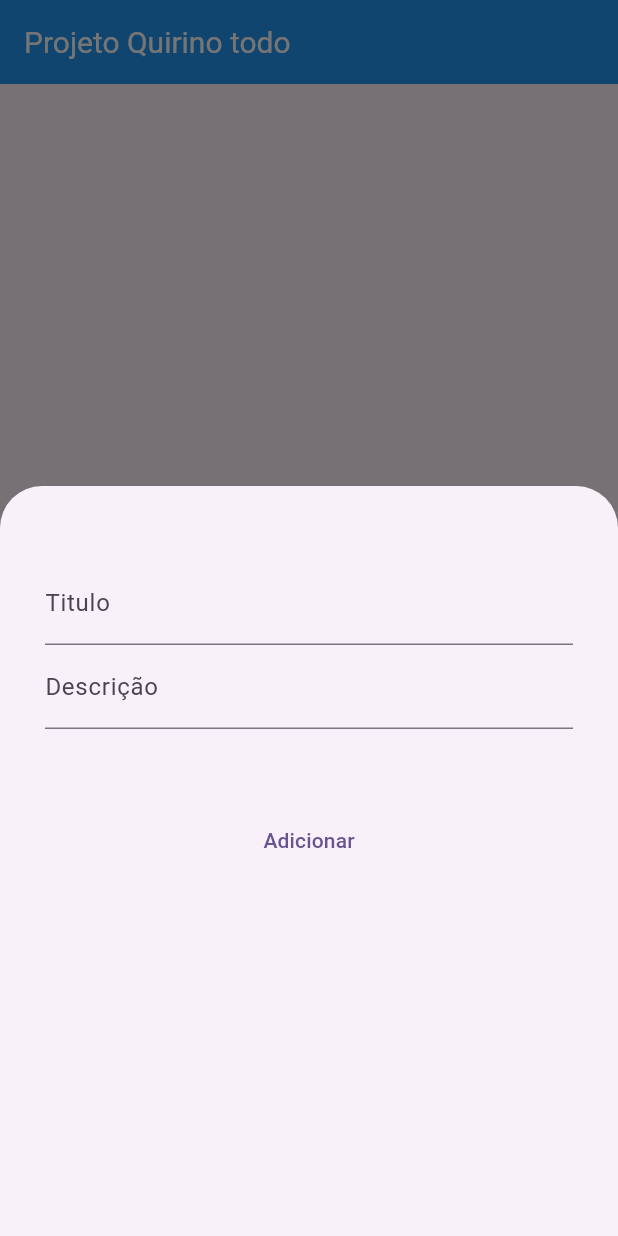
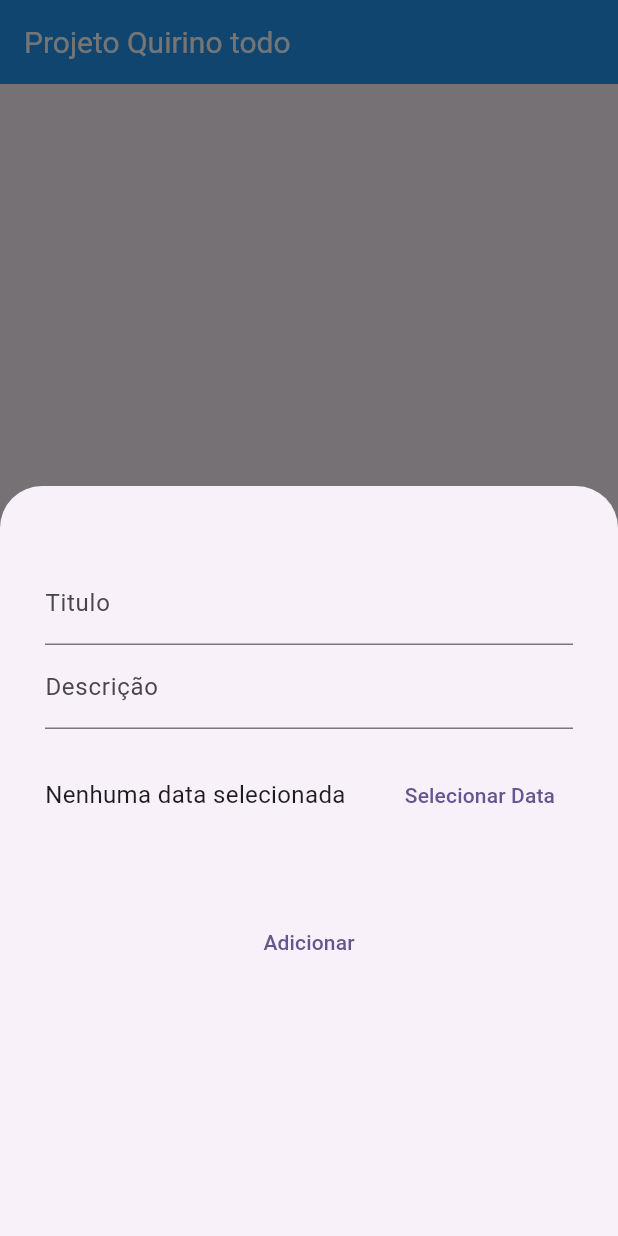
Before and after one commit to LeandroPoletti/ProjetoQuirino-2025, a Flutter app: the screen it shows after launch, after a tap on the "add" icon, on a phone screen of 412 x 824 dp. Run offline on Flutter 3.47's test engine with Material 3 defaults, Android fonts, the phone set to English and light mode, and no system bars.

Commit message:
colocando data da tarefa

```diff
--- a/lib/main.dart
+++ b/lib/main.dart
@@ -1,5 +1,4 @@
 import 'package:flutter/material.dart';
-import 'package:projeto_quirino/entidades/itemTodo.dart';
 import 'package:projeto_quirino/textInput.dart';
 
 void main() {
@@ -9,43 +8,21 @@ void main() {
 class MyApp extends StatelessWidget {
   const MyApp({super.key});
 
-  // This widget is the root of your application.
   @override
   Widget build(BuildContext context) {
     return MaterialApp(
       title: 'Flutter Demo',
       theme: ThemeData(
-          // This is the theme of your application.
-          //
-          // TRY THIS: Try running your application with "flutter run". You'll see
-          // the application has a purple toolbar. Then, without quitting the app,
-          // try changing the seedColor in the colorScheme below to Colors.green
-          // and then invoke "hot reload" (save your changes or press the "hot
-          // reload" button in a Flutter-supported IDE, or press "r" if you used
-          // the command line to start the app).
-          //
-          // Notice that the counter didn't reset back to zero; the application
-          // state is not lost during the reload. To reset the state, use hot
-          // restart instead.
-          //
-          // This works for code too, not just values: Most code changes can be
-          // tested with just a hot reload.
         colorScheme: ColorScheme.fromSeed(seedColor: Colors.deepPurple),
         useMaterial3: true,
       ),
-        home: ListaTodo());
+      home: const ListaTodo(),
+    );
   }
 }
 
-class ListaTodo extends StatefulWidget {
+class ListaTodo extends StatelessWidget {
   const ListaTodo({super.key});
-
-  @override
-  State<ListaTodo> createState() => _ListaTodoState();
-}
-
-class _ListaTodoState extends State<ListaTodo> {
-  List<Itemtodo> itens = [];
 
   @override
   Widget build(BuildContext context) {
@@ -55,27 +32,32 @@ class _ListaTodoState extends State<ListaTodo> {
           showModalBottomSheet(
             context: context,
             isScrollControlled: true,
-              builder: (b) {
+            builder: (context) {
               return Container(
                 height: 500,
-                  decoration:
-                      BoxDecoration(borderRadius: BorderRadius.circular(12)),
-                  padding: EdgeInsets.only(top: 50, left: 30, right: 30),
-                  child: AdicionarItem(),
+                decoration: BoxDecoration(
+                  borderRadius: BorderRadius.circular(12),
+                ),
+                padding: const EdgeInsets.only(top: 50, left: 30, right: 30),
+                child: const AdicionarItem(),
               );
-              });
+            },
+          );
         },
         backgroundColor: Colors.blue,
         elevation: 12,
-        child: Icon(
+        child: const Icon(
           Icons.add,
           color: Colors.white,
         ),
       ),
       appBar: AppBar(
-        title: Text("Projeto Quirino todo"),
+        title: const Text("Projeto Quirino todo"),
         backgroundColor: Colors.blue,
-        titleTextStyle: TextStyle(color: Colors.white, fontSize: 20),
+        titleTextStyle: const TextStyle(color: Colors.white, fontSize: 20),
+      ),
+      body: const Center(
+        child: Text("Nenhuma tarefa adicionada ainda."),
       ),
     );
   }
@@ -91,31 +73,88 @@ class AdicionarItem extends StatefulWidget {
 class _AdicionarItem extends State<AdicionarItem> {
   String titulo = "";
   String descricao = "";
+  DateTime? dataSelecionada; // Variável para armazenar a data selecionada
 
   @override
   Widget build(BuildContext context) {
-    return Column(children: [
+    return Column(
+      children: [
         textInput(
           updateFunction: (s) {
             setState(() {
               titulo = s;
             });
           },
-          textLabel: "Titulo"),
+          textLabel: "Titulo",
+        ),
         textInput(
           updateFunction: (s) {
             setState(() {
               descricao = s;
             });
           },
-          textLabel: "Descrição"),
+          textLabel: "Descrição",
+        ),
         Container(
-          padding: EdgeInsets.only(top: 50),
+          padding: const EdgeInsets.only(top: 20),
+          child: Row(
+            mainAxisAlignment: MainAxisAlignment.spaceBetween,
+            children: [
+              Text(
+                dataSelecionada == null
+                    ? "Nenhuma data selecionada"
+                    : "Data: ${dataSelecionada!.day}/${dataSelecionada!.month}/${dataSelecionada!.year}",
+                style: const TextStyle(fontSize: 16),
+              ),
+              TextButton(
+                onPressed: () async {
+                  DateTime? pickedDate = await showDatePicker(
+                    context: context,
+                    initialDate: DateTime.now(),
+                    firstDate: DateTime(2000),
+                    lastDate: DateTime(2100),
+                  );
+                  if (pickedDate != null) {
+                    setState(() {
+                      dataSelecionada = pickedDate;
+                    });
+                  }
+                },
+                child: const Text("Selecionar Data"),
+              ),
+            ],
+          ),
+        ),
+        Container(
+          padding: const EdgeInsets.only(top: 50),
           child: TextButton(
-            onPressed: () {},
+            onPressed: () {
+              if (titulo.isEmpty || descricao.isEmpty || dataSelecionada == null) {
+                ScaffoldMessenger.of(context).showSnackBar(
+                  const SnackBar(
+                    content: Text("Por favor, preencha todos os campos e selecione uma data."),
+                  ),
+                );
+                return;
+              }
+
+              print("Título: $titulo");
+              print("Descrição: $descricao");
+              print("Data: ${dataSelecionada!.day}/${dataSelecionada!.month}/${dataSelecionada!.year}");
+
+              ScaffoldMessenger.of(context).showSnackBar(
+                const SnackBar(
+                  content: Text("Tarefa criada com sucesso!"),
+                ),
+              );
+
+              Navigator.pop(context);
+            },
             style: ButtonStyle(alignment: Alignment.center),
-            child: Text("Adicionar"),
-          ))
-    ]);
+            child: const Text("Adicionar"),
+          ),
+        ),
+      ],
+    );
   }
 }
```
Lines whose indentation alone changed are shown as unchanged.
